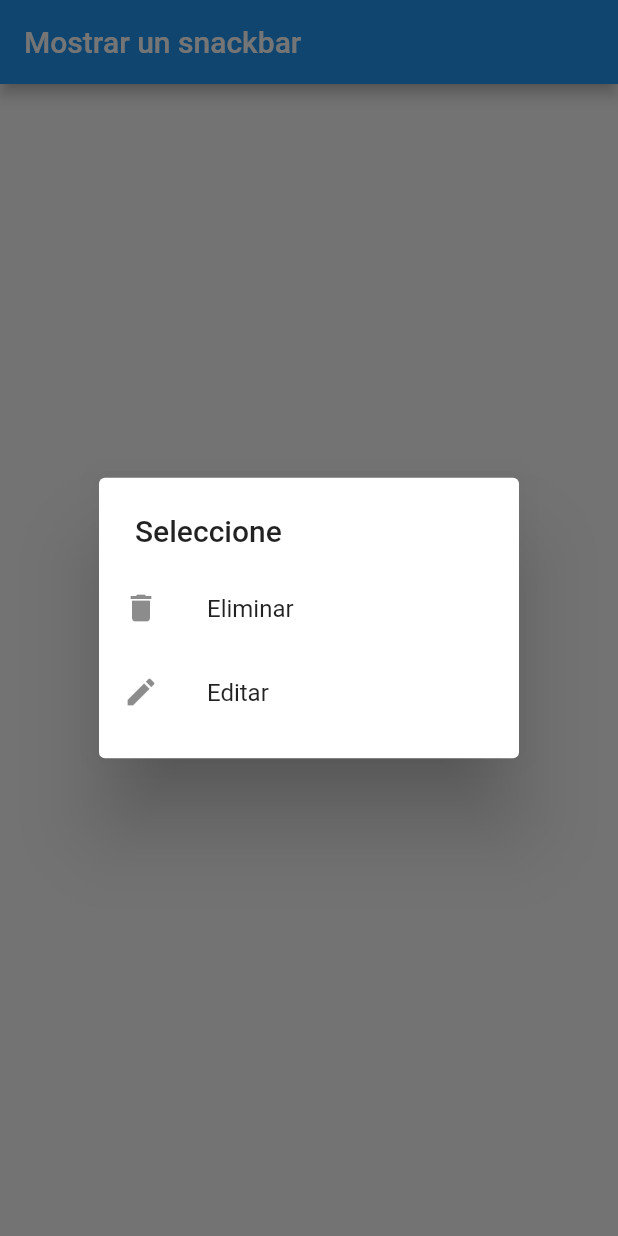
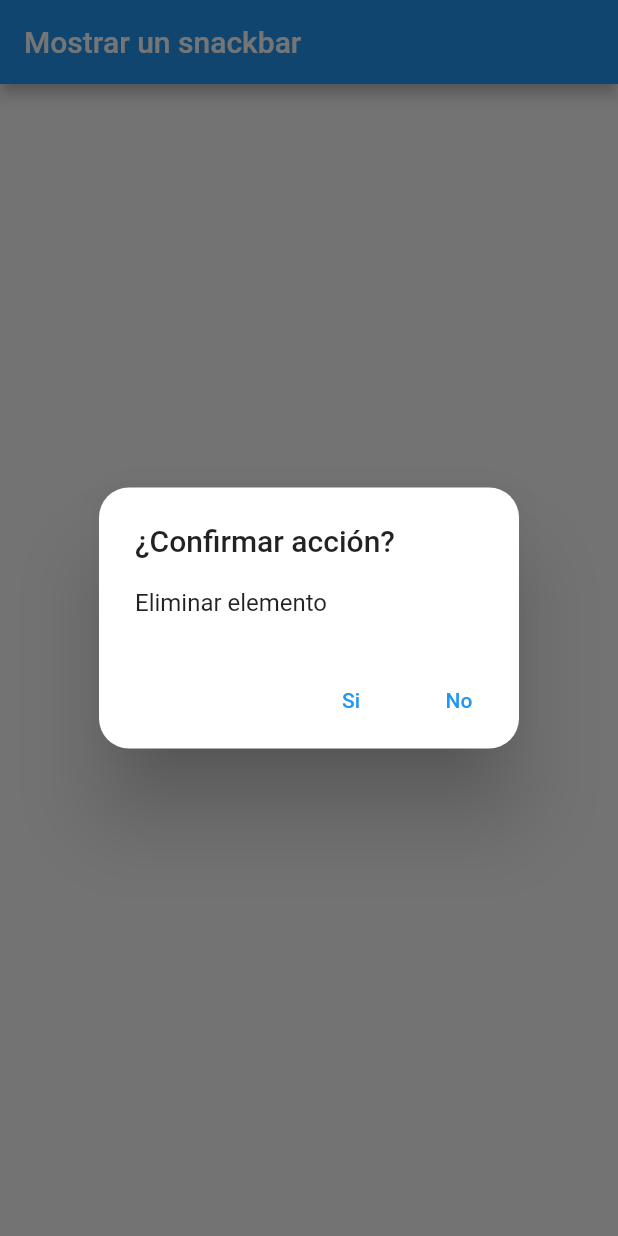
Before and after one commit to AntonioAlvarado21/Flutter-fundamentals, a Flutter app: the screen it shows after launch, after a tap on "Mostrar", on a phone screen of 412 x 824 dp. Run offline on Flutter 3.47's test engine with Material 2 defaults, Android fonts, the light colour scheme and no system bars.

Commit message:
Uso de AlertDialog

```diff
--- a/lib/src/screens/my_home_page.dart
+++ b/lib/src/screens/my_home_page.dart
@@ -26,22 +26,24 @@ class MyHomePage extends StatelessWidget {
     showDialog(
       context: context,
       builder: (BuildContext context) {
-          return SimpleDialog(title: const Text("Seleccione"), children: <Widget>[
-            ListTile(
-                title: const Text("Eliminar"),
-                leading: const Icon(Icons.delete),
-                onTap: () {
-                  Navigator.pop(context);
-                }),
-            ListTile(
-              title: const Text("Editar"),
-              leading: const Icon(Icons.edit),
-              onTap: () {
+        return AlertDialog(
+          title: const Text("¿Confirmar acción?"),
+          content: const Text("Eliminar elemento"),
+          actions: <Widget>[
+            TextButton(
+                onPressed: () {
                   Navigator.pop(context);
                 },
-            shape: RoundedRectangleBorder(borderRadius: BorderRadius.circular(10) ),
-            )
-          ]);
+                child: const Text("Si")),
+            TextButton(
+                onPressed: () {
+                  Navigator.pop(context);
+                },
+                child: const Text("No")),
+          ],
+          shape:
+              RoundedRectangleBorder(borderRadius: BorderRadius.circular(20)),
+        );
       },
       //barrierDismissible: false
     );
```
Lines whose indentation alone changed are shown as unchanged.
